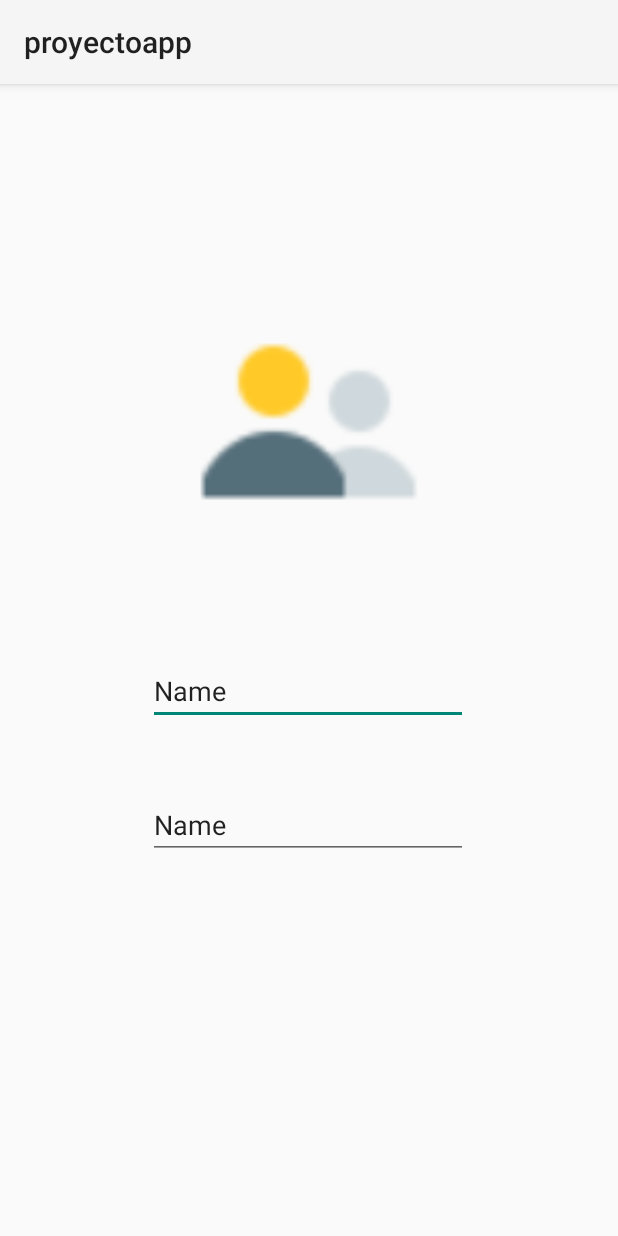
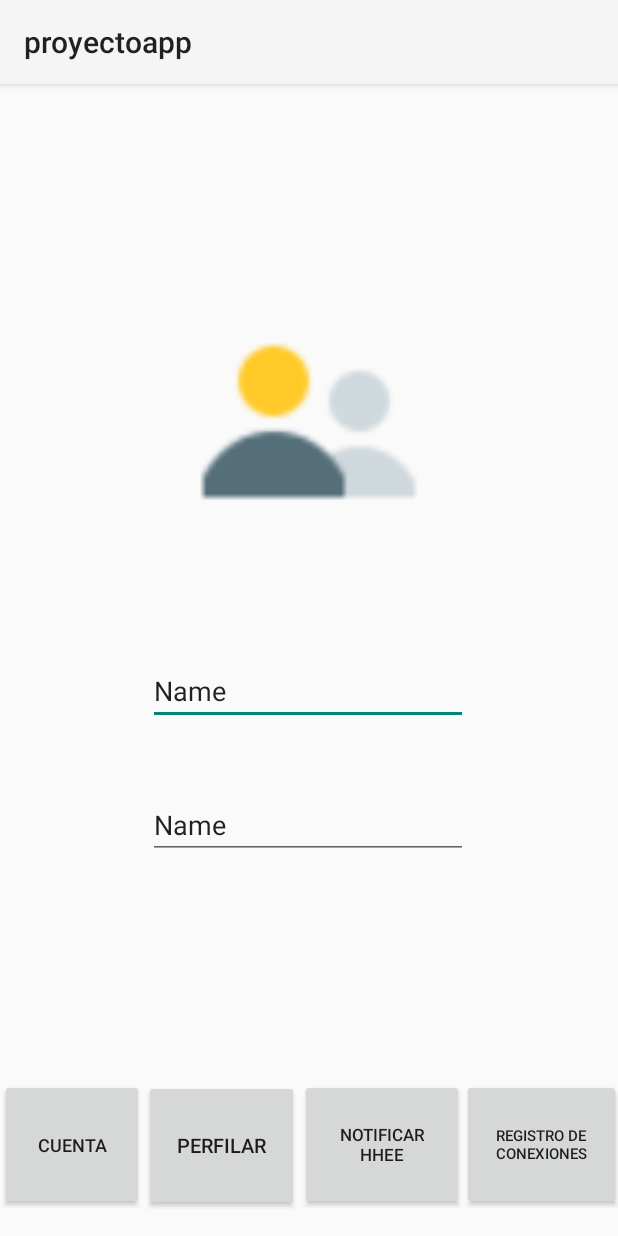
Before and after one commit to luismons/proyectoapp, an Android app: the cuenta screen opened directly, with no data from a screen before it, on a phone screen of 412 x 824 dp. Run offline under Robolectric (Android 15) with nearby library versions, the phone set to English and light mode, and no system bars.

Commit message:
modificacion vista cuenta

```diff
--- a/app/src/main/res/layout/activity_cuenta.xml
+++ b/app/src/main/res/layout/activity_cuenta.xml
@@ -43,4 +43,54 @@
         app:layout_constraintStart_toStartOf="parent"
         app:layout_constraintTop_toBottomOf="@+id/editTextTextPersonName2"
         tools:ignore="TouchTargetSizeCheck" />
+
+    <Button
+        android:id="@+id/button2"
+        android:layout_width="96dp"
+        android:layout_height="87dp"
+        android:text="Cuenta"
+        android:textSize="12sp"
+        app:layout_constraintBottom_toBottomOf="parent"
+        app:layout_constraintStart_toStartOf="parent"
+        app:layout_constraintTop_toTopOf="parent"
+        app:layout_constraintVertical_bias="0.975" />
+
+    <Button
+        android:id="@+id/button4"
+        android:layout_width="109dp"
+        android:layout_height="87dp"
+        android:layout_marginStart="200dp"
+        android:layout_marginLeft="200dp"
+        android:text="notificar HHEE"
+        android:textSize="11sp"
+        app:layout_constraintBottom_toBottomOf="parent"
+        app:layout_constraintStart_toStartOf="parent"
+        app:layout_constraintTop_toTopOf="parent"
+        app:layout_constraintVertical_bias="0.975" />
+
+    <Button
+        android:id="@+id/button5"
+        android:layout_width="106dp"
+        android:layout_height="87dp"
+        android:layout_marginStart="308dp"
+        android:layout_marginLeft="308dp"
+        android:text="registro de conexiones"
+        android:textSize="10sp"
+        app:layout_constraintBottom_toBottomOf="parent"
+        app:layout_constraintStart_toStartOf="parent"
+        app:layout_constraintTop_toTopOf="parent"
+        app:layout_constraintVertical_bias="0.975" />
+
+    <Button
+        android:id="@+id/button3"
+        android:layout_width="103dp"
+        android:layout_height="87dp"
+        android:layout_marginStart="96dp"
+        android:layout_marginLeft="96dp"
+        android:text="perfilar"
+        android:textSize="13sp"
+        app:layout_constraintBottom_toBottomOf="parent"
+        app:layout_constraintStart_toStartOf="parent"
+        app:layout_constraintTop_toTopOf="parent"
+        app:layout_constraintVertical_bias="0.976" />
 </androidx.constraintlayout.widget.ConstraintLayout>
```
